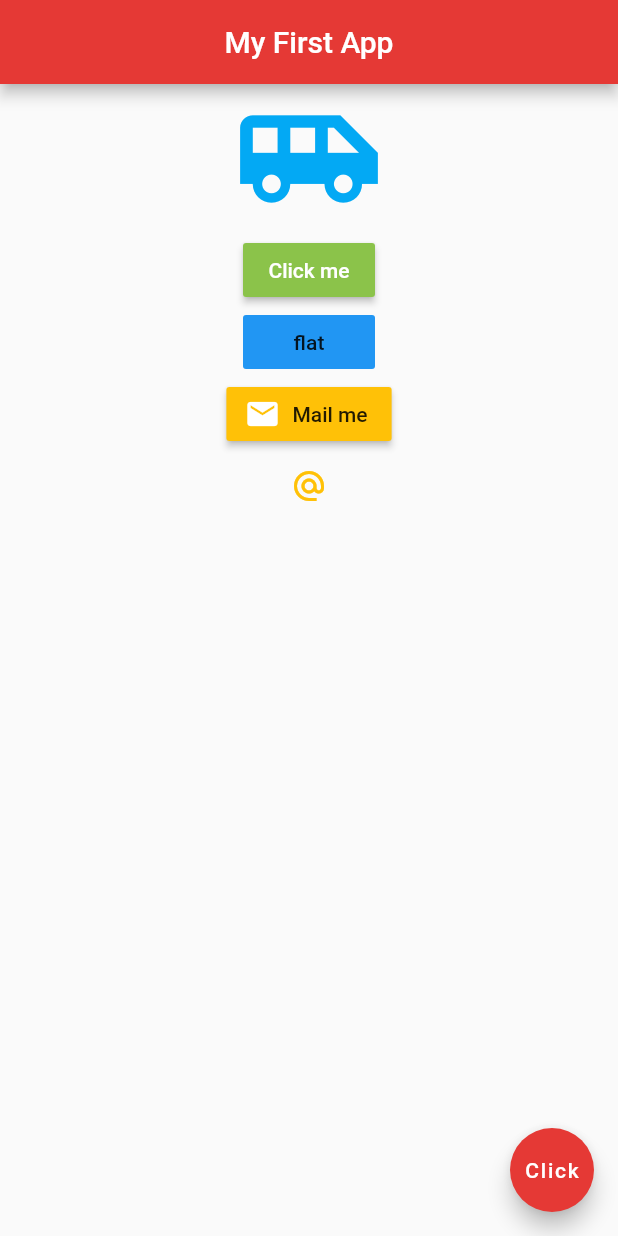
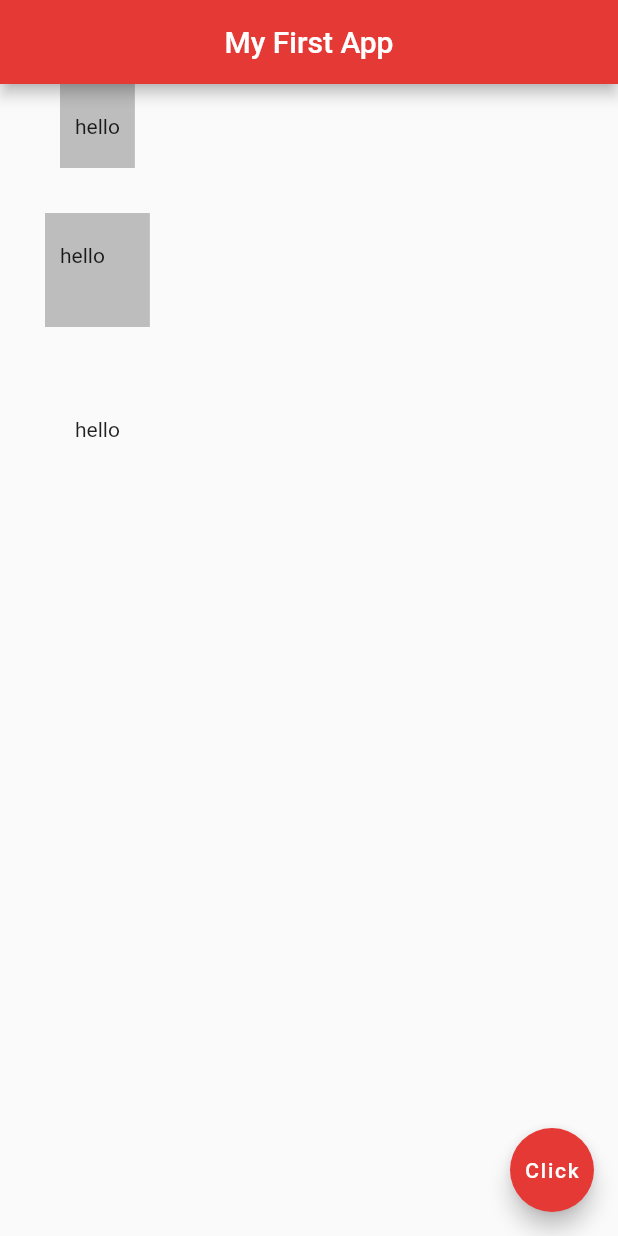
Before and after one commit to arifikhsan/flutter_myapp, a Flutter app: the screen it shows after launch, on a phone screen of 412 x 824 dp. Run offline on Flutter 3.47's test engine with Material 2 defaults, Android fonts, the phone set to English and light mode, and no system bars.

Commit message:
containers

```diff
--- a/lib/main.dart
+++ b/lib/main.dart
@@ -1,4 +1,5 @@
 import 'package:flutter/material.dart';
+import 'package:flutter/painting.dart';
 
 void main() => runApp(
       MaterialApp(home: Home()),
@@ -13,47 +14,24 @@ class Home extends StatelessWidget {
         centerTitle: true,
         backgroundColor: Colors.red[600],
       ),
-      body: Center(
-        child: Column(
-          children: <Widget>[
-            Icon(
-              Icons.airport_shuttle,
-              size: 100,
-              color: Colors.lightBlue,
-            ),
-            RaisedButton(
-              onPressed: () {
-                print('you clicked me');
-              },
-              child: Text(
-                "Click me",
-                style: TextStyle(color: Colors.white),
-              ),
-              color: Colors.lightGreen,
-            ),
-            FlatButton(
-              onPressed: () {},
-              child: Text('flat'),
-              color: Colors.blue,
-            ),
-            RaisedButton.icon(
-              onPressed: () {},
-              icon: Icon(
-                Icons.mail,
-                color: Colors.white,
-              ),
-              label: Text('Mail me'),
-              color: Colors.amber,
-            ),
-            IconButton(
-              icon: Icon(Icons.alternate_email),
-              onPressed: () {
-                print('@ you click @');
-              },
-              color: Colors.amber,
-            )
-          ],
-        ),
+      body: Column(
+        children: <Widget>[
+          Container(
+            padding: EdgeInsets.symmetric(horizontal: 10, vertical: 20),
+            color: Colors.grey[400],
+            child: Text('hello'),
+          ),
+          Container(
+            padding: EdgeInsets.fromLTRB(10, 20, 30, 40),
+            margin: EdgeInsets.all(30),
+            color: Colors.grey[400],
+            child: Text('hello'),
+          ),
+          Padding(
+            padding: EdgeInsets.all(30),
+            child: Text('hello'),
+          )
+        ],
       ),
       floatingActionButton: FloatingActionButton(
         child: Text('Click'),
```
